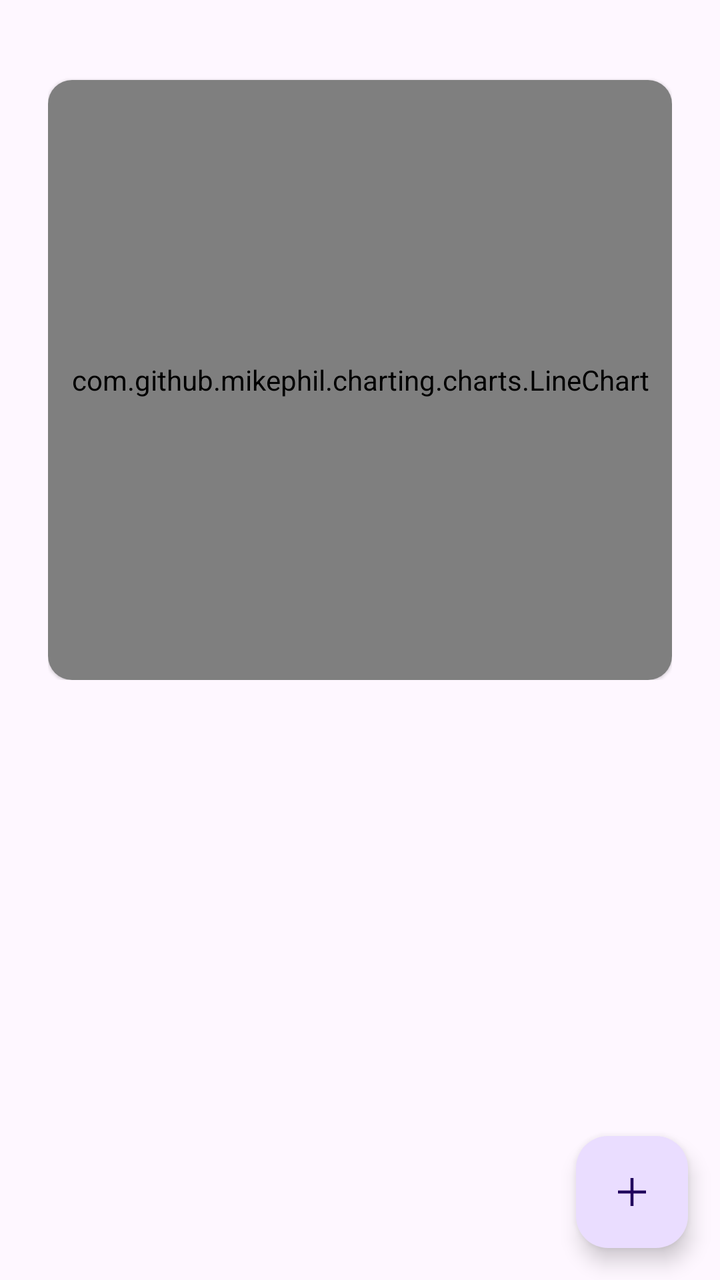
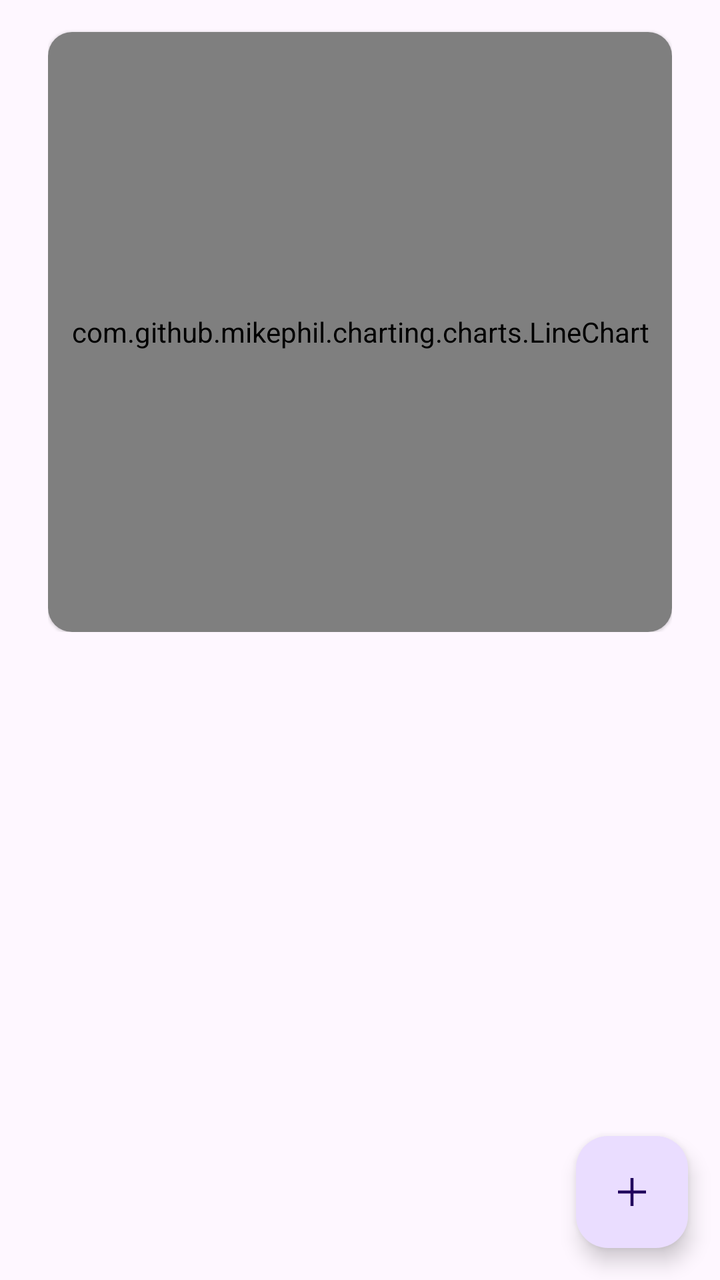

Two renders of the same Android screen: before a commit and after it. Below are the layout's source before the change and the commit's diff.
<!-- AndroidManifest.xml: application theme Theme.TaskTracker -->
<!-- res/layout/fragment_dashboard.xml -->
<?xml version="1.0" encoding="utf-8"?>
<androidx.constraintlayout.widget.ConstraintLayout xmlns:android="http://schemas.android.com/apk/res/android"
    xmlns:app="http://schemas.android.com/apk/res-auto"
    xmlns:tools="http://schemas.android.com/tools"
    android:layout_width="match_parent"
    android:layout_height="match_parent"
    android:fitsSystemWindows="true"
    tools:context=".gui.fragments.DashboardFragment">

        <androidx.core.widget.NestedScrollView
            android:layout_width="match_parent"
            android:layout_height="match_parent">

                <androidx.constraintlayout.widget.ConstraintLayout
                    android:layout_width="match_parent"
                    android:layout_height="match_parent"
                    android:padding="24dp">

                        
                        <com.google.android.material.button.MaterialButtonToggleGroup
                            app:singleSelection="true"
                            android:id="@+id/toggleButtons"
                            android:layout_width="match_parent"
                            android:layout_height="wrap_content"
                            app:layout_constraintEnd_toEndOf="parent"
                            app:layout_constraintStart_toStartOf="parent"
                            app:layout_constraintTop_toTopOf="parent">

                                <Button
                                    android:id="@+id/dayToggleButton"
                                    style="@style/Widget.App.Button.OutlinedButton.IconOnly"
                                    android:layout_width="0dp"
                                    android:layout_height="wrap_content"
                                    android:layout_weight="1"
                                    android:text="@string/toggle_day_button" />

                                <Button
                                    android:id="@+id/weekToggleButton"
                                    style="@style/Widget.App.Button.OutlinedButton.IconOnly"
                                    android:layout_width="0dp"
                                    android:layout_height="wrap_content"
                                    android:layout_weight="1"
                                    android:text="@string/toggle_week_button" />

                                <Button
                                    android:id="@+id/monthToggleButton"
                                    style="@style/Widget.App.Button.OutlinedButton.IconOnly"
                                    android:layout_width="0dp"
                                    android:layout_height="wrap_content"
                                    android:layout_weight="1"
                                    android:text="@string/toggle_month_button" />

                                <Button
                                    android:id="@+id/yearToggleButton"
                                    style="@style/Widget.App.Button.OutlinedButton.IconOnly"
                                    android:layout_width="0dp"
                                    android:layout_height="wrap_content"
                                    android:layout_weight="1"
                                    android:text="@string/toggle_year_button" />
                        </com.google.android.material.button.MaterialButtonToggleGroup>

                        
                        <com.google.android.material.card.MaterialCardView
                            style="?attr/materialCardViewElevatedStyle"
                            android:layout_width="match_parent"
                            android:layout_height="wrap_content"
                            android:layout_marginTop="16dp"
                            app:layout_constraintBottom_toBottomOf="parent"
                            app:layout_constraintEnd_toEndOf="parent"
                            app:layout_constraintStart_toStartOf="parent"
                            app:layout_constraintTop_toBottomOf="@+id/toggleButtons">

                                <com.github.mikephil.charting.charts.LineChart
                                    android:id="@+id/chart_view"
                                    android:layout_width="match_parent"
                                    android:layout_height="300dp" />

                        </com.google.android.material.card.MaterialCardView>

                </androidx.constraintlayout.widget.ConstraintLayout>

        </androidx.core.widget.NestedScrollView>

        <com.google.android.material.floatingactionbutton.FloatingActionButton
            android:id="@+id/button_insert_entry"
            android:layout_width="wrap_content"
            android:layout_height="wrap_content"
            app:layout_constraintEnd_toEndOf="parent"
            app:layout_constraintBottom_toBottomOf="parent"
            android:layout_marginEnd="16dp"
            android:layout_marginBottom="16dp"
            app:srcCompat="@drawable/ic_add" />

</androidx.constraintlayout.widget.ConstraintLayout>
<!-- resources referenced by this layout -->
<resources>
  <!-- drawable ic_add (drawable) -->
  <vector xmlns:android="http://schemas.android.com/apk/res/android"
      android:width="48dp"
      android:height="48dp"
      android:viewportWidth="48"
      android:viewportHeight="48"
      android:tint="?attr/colorControlNormal">
    <path
        android:fillColor="@android:color/white"
        android:pathData="M22.5,38V25.5H10V22.5H22.5V10H25.5V22.5H38V25.5H25.5V38Z"/>
  </vector>
  <string name="toggle_day_button">24h</string>
  <string name="toggle_month_button">1M</string>
  <string name="toggle_week_button">1W</string>
  <string name="toggle_year_button">1Y</string>
  <style name="Widget.App.Button.OutlinedButton.IconOnly" parent="Widget.Material3.Button.OutlinedButton">
          <item name="iconPadding">0dp</item>
          <item name="android:insetTop">0dp</item>
          <item name="android:insetBottom">0dp</item>
          <item name="android:paddingLeft">12dp</item>
          <item name="android:paddingRight">12dp</item>
          <item name="android:minWidth">24dp</item>
          <item name="android:minHeight">24dp</item>
          <item name="android:textSize">12sp</item>
      </style>
  <style name="Theme.TaskTracker" parent="Base.Theme.TaskTracker" />
  <style name="Base.Theme.TaskTracker" parent="Theme.Material3.DayNight.NoActionBar">
          
          
      </style>
</resources>

<!-- the commit's change to res/layout/fragment_dashboard.xml (unified diff, before → after) -->
@@ -7,88 +7,123 @@
     android:fitsSystemWindows="true"
     tools:context=".gui.fragments.DashboardFragment">
 
-        <androidx.core.widget.NestedScrollView
+    <androidx.core.widget.NestedScrollView
+        android:layout_width="match_parent"
+        android:layout_height="match_parent">
+
+        <androidx.constraintlayout.widget.ConstraintLayout
             android:layout_width="match_parent"
-            android:layout_height="match_parent">
+            android:layout_height="match_parent"
+            android:paddingStart="24dp"
+            android:paddingEnd="24dp">
 
-                <androidx.constraintlayout.widget.ConstraintLayout
+            
+            <com.google.android.material.button.MaterialButtonToggleGroup
+                android:id="@+id/toggleButtons"
+                android:layout_width="match_parent"
+                android:layout_height="wrap_content"
+                app:layout_constraintEnd_toEndOf="parent"
+                app:layout_constraintStart_toStartOf="parent"
+                app:layout_constraintTop_toTopOf="parent"
+                app:singleSelection="true">
+
+                <Button
+                    android:id="@+id/dayToggleButton"
+                    style="@style/Widget.App.Button.OutlinedButton.IconOnly"
+                    android:layout_width="0dp"
+                    android:layout_height="wrap_content"
+                    android:layout_weight="1"
+                    android:text="@string/toggle_day_button" />
+
+                <Button
+                    android:id="@+id/weekToggleButton"
+                    style="@style/Widget.App.Button.OutlinedButton.IconOnly"
+                    android:layout_width="0dp"
+                    android:layout_height="wrap_content"
+                    android:layout_weight="1"
+                    android:text="@string/toggle_7_days_button" />
+
+                <Button
+                    android:id="@+id/monthToggleButton"
+                    style="@style/Widget.App.Button.OutlinedButton.IconOnly"
+                    android:layout_width="0dp"
+                    android:layout_height="wrap_content"
+                    android:layout_weight="1"
+                    android:text="@string/toggle_30_days_button" />
+
+                <Button
+                    android:id="@+id/days90ToggleButton"
+                    style="@style/Widget.App.Button.OutlinedButton.IconOnly"
+                    android:layout_width="0dp"
+                    android:layout_height="wrap_content"
+                    android:layout_weight="1"
+                    android:text="@string/toggle_90_days_button" />
+
+                <Button
+                    android:id="@+id/days180ToggleButton"
+                    style="@style/Widget.App.Button.OutlinedButton.IconOnly"
+                    android:layout_width="0dp"
+                    android:layout_height="wrap_content"
+                    android:layout_weight="1"
+                    android:text="@string/toggle_180_days_button" />
+            </com.google.android.material.button.MaterialButtonToggleGroup>
+
+            
+            <com.google.android.material.card.MaterialCardView
+                style="?attr/materialCardViewElevatedStyle"
+                android:layout_width="match_parent"
+                android:layout_height="wrap_content"
+                android:layout_marginTop="16dp"
+                app:layout_constraintBottom_toBottomOf="parent"
+                app:layout_constraintEnd_toEndOf="parent"
+                app:layout_constraintStart_toStartOf="parent"
+                app:layout_constraintTop_toBottomOf="@+id/toggleButtons">
+
+                <RelativeLayout
                     android:layout_width="match_parent"
                     android:layout_height="match_parent"
-                    android:padding="24dp">
+                    android:orientation="horizontal">
 
-                        
-                        <com.google.android.material.button.MaterialButtonToggleGroup
-                            app:singleSelection="true"
-                            android:id="@+id/toggleButtons"
-                            android:layout_width="match_parent"
-                            android:layout_height="wrap_content"
-                            app:layout_constraintEnd_toEndOf="parent"
-                            app:layout_constraintStart_toStartOf="parent"
-                            app:layout_constraintTop_toTopOf="parent">
+                    <com.github.mikephil.charting.charts.LineChart
+                        android:id="@+id/chart_view"
+                        android:layout_width="match_parent"
+                        android:layout_height="300dp"/>
 
-                                <Button
-                                    android:id="@+id/dayToggleButton"
-                                    style="@style/Widget.App.Button.OutlinedButton.IconOnly"
-                                    android:layout_width="0dp"
-                                    android:layout_height="wrap_content"
-                                    android:layout_weight="1"
-                                    android:text="@string/toggle_day_button" />
+                    <Button
+                        android:id="@+id/leftArrowButton"
+                        style="?attr/materialIconButtonStyle"
+                        android:layout_width="wrap_content"
+                        android:layout_height="wrap_content"
+                        app:icon="@drawable/ic_left_arrow"
+                        android:layout_centerVertical="true"
+                        android:layout_alignParentLeft="true"
+                        android:visibility="gone"/>
 
-                                <Button
-                                    android:id="@+id/weekToggleButton"
-                                    style="@style/Widget.App.Button.OutlinedButton.IconOnly"
-                                    android:layout_width="0dp"
-                                    android:layout_height="wrap_content"
-                                    android:layout_weight="1"
-                                    android:text="@string/toggle_week_button" />
+                    <Button
+                        android:id="@+id/rightArrowButton"
+                        style="?attr/materialIconButtonStyle"
+                        android:layout_width="wrap_content"
+                        android:layout_height="wrap_content"
+                        app:icon="@drawable/ic_right_arrow"
+                        android:layout_centerVertical="true"
+                        android:layout_alignParentRight="true"
+                        android:visibility="gone" />
 
-                                <Button
-                                    android:id="@+id/monthToggleButton"
-                                    style="@style/Widget.App.Button.OutlinedButton.IconOnly"
-                                    android:layout_width="0dp"
-                                    android:layout_height="wrap_content"
-                                    android:layout_weight="1"
-                                    android:text="@string/toggle_month_button" />
+                </RelativeLayout>
+            </com.google.android.material.card.MaterialCardView>
 
-                                <Button
-                                    android:id="@+id/yearToggleButton"
-                                    style="@style/Widget.App.Button.OutlinedButton.IconOnly"
-                                    android:layout_width="0dp"
-                                    android:layout_height="wrap_content"
-                                    android:layout_weight="1"
-                                    android:text="@string/toggle_year_button" />
-                        </com.google.android.material.button.MaterialButtonToggleGroup>
+        </androidx.constraintlayout.widget.ConstraintLayout>
 
-                        
-                        <com.google.android.material.card.MaterialCardView
-                            style="?attr/materialCardViewElevatedStyle"
-                            android:layout_width="match_parent"
-                            android:layout_height="wrap_content"
-                            android:layout_marginTop="16dp"
-                            app:layout_constraintBottom_toBottomOf="parent"
-                            app:layout_constraintEnd_toEndOf="parent"
-                            app:layout_constraintStart_toStartOf="parent"
-                            app:layout_constraintTop_toBottomOf="@+id/toggleButtons">
+    </androidx.core.widget.NestedScrollView>
 
-                                <com.github.mikephil.charting.charts.LineChart
-                                    android:id="@+id/chart_view"
-                                    android:layout_width="match_parent"
-                                    android:layout_height="300dp" />
-
-                        </com.google.android.material.card.MaterialCardView>
-
-                </androidx.constraintlayout.widget.ConstraintLayout>
-
-        </androidx.core.widget.NestedScrollView>
-
-        <com.google.android.material.floatingactionbutton.FloatingActionButton
-            android:id="@+id/button_insert_entry"
-            android:layout_width="wrap_content"
-            android:layout_height="wrap_content"
-            app:layout_constraintEnd_toEndOf="parent"
-            app:layout_constraintBottom_toBottomOf="parent"
-            android:layout_marginEnd="16dp"
-            android:layout_marginBottom="16dp"
-            app:srcCompat="@drawable/ic_add" />
+    <com.google.android.material.floatingactionbutton.FloatingActionButton
+        android:id="@+id/button_insert_entry"
+        android:layout_width="wrap_content"
+        android:layout_height="wrap_content"
+        android:layout_marginEnd="16dp"
+        android:layout_marginBottom="16dp"
+        app:layout_constraintBottom_toBottomOf="parent"
+        app:layout_constraintEnd_toEndOf="parent"
+        app:srcCompat="@drawable/ic_add" />
 
 </androidx.constraintlayout.widget.ConstraintLayout>
<!-- resource entries referenced after the edit -->
@@ -11,10 +11,33 @@
         android:fillColor="@android:color/white"
         android:pathData="M22.5,38V25.5H10V22.5H22.5V10H25.5V22.5H38V25.5H25.5V38Z"/>
   </vector>
-  <string name="toggle_day_button">24h</string>
-  <string name="toggle_month_button">1M</string>
-  <string name="toggle_week_button">1W</string>
-  <string name="toggle_year_button">1Y</string>
+  <!-- drawable ic_left_arrow (drawable) -->
+  <vector xmlns:android="http://schemas.android.com/apk/res/android"
+      android:width="48dp"
+      android:height="48dp"
+      android:viewportWidth="48"
+      android:viewportHeight="48"
+      android:tint="?attr/colorControlNormal">
+    <path
+        android:fillColor="@android:color/white"
+        android:pathData="M26.95,34.9 L17.05,25Q16.8,24.75 16.7,24.5Q16.6,24.25 16.6,23.95Q16.6,23.65 16.7,23.4Q16.8,23.15 17.05,22.9L27,12.95Q27.45,12.5 28.075,12.5Q28.7,12.5 29.15,12.95Q29.6,13.4 29.575,14.05Q29.55,14.7 29.1,15.15L20.3,23.95L29.15,32.8Q29.6,33.25 29.6,33.85Q29.6,34.45 29.15,34.9Q28.7,35.35 28.05,35.35Q27.4,35.35 26.95,34.9Z"/>
+  </vector>
+  <!-- drawable ic_right_arrow (drawable) -->
+  <vector xmlns:android="http://schemas.android.com/apk/res/android"
+      android:width="48dp"
+      android:height="48dp"
+      android:viewportWidth="48"
+      android:viewportHeight="48"
+      android:tint="?attr/colorControlNormal">
+    <path
+        android:fillColor="@android:color/white"
+        android:pathData="M17.7,34.9Q17.3,34.4 17.275,33.8Q17.25,33.2 17.7,32.75L26.5,23.95L17.65,15.1Q17.25,14.7 17.275,14.025Q17.3,13.35 17.7,12.95Q18.2,12.45 18.775,12.475Q19.35,12.5 19.8,12.95L29.75,22.9Q30,23.15 30.1,23.4Q30.2,23.65 30.2,23.95Q30.2,24.25 30.1,24.5Q30,24.75 29.75,25L19.85,34.9Q19.4,35.35 18.8,35.325Q18.2,35.3 17.7,34.9Z"/>
+  </vector>
+  <string name="toggle_180_days_button">6M</string>
+  <string name="toggle_30_days_button">1M</string>
+  <string name="toggle_7_days_button">1W</string>
+  <string name="toggle_90_days_button">3M</string>
+  <string name="toggle_day_button">1D</string>
   <style name="Widget.App.Button.OutlinedButton.IconOnly" parent="Widget.Material3.Button.OutlinedButton">
           <item name="iconPadding">0dp</item>
           <item name="android:insetTop">0dp</item>
